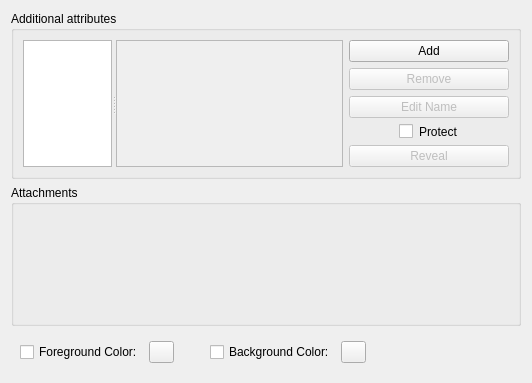
This is src/gui/entry/EditEntryWidgetAdvanced.ui in keepassxreboot/keepassxc as Qt 5 draws it before an edit. The edited form follows.
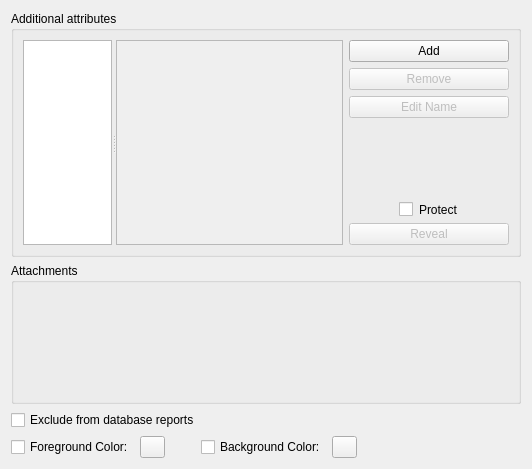
This is the edited form. Custom widgets are drawn as their Qt base class.

Commit message:
Reports: Add "Known Bad" flag for entries
* Fixes #4168

* Introduce a custom data element stored with an entry to indicate that it is a "Known Bad" entry. This flag causes database reports to skip these entries.
* The current number of known bad entries is displayed in the statistics report.
* Add context menu to reports to easily exclude entries.

```diff
--- a/src/gui/entry/EditEntryWidgetAdvanced.ui
+++ b/src/gui/entry/EditEntryWidgetAdvanced.ui
@@ -7,7 +7,7 @@
     <x>0</x>
     <y>0</y>
     <width>532</width>
-    <height>374</height>
+    <height>469</height>
    </rect>
   </property>
   <layout class="QVBoxLayout" name="verticalLayout">
@@ -174,9 +174,31 @@
      </layout>
     </widget>
    </item>
+   <item>
+    <widget class="QCheckBox" name="knownBadCheckBox">
+     <property name="toolTip">
+      <string>&lt;html&gt;&lt;head/&gt;&lt;body&gt;&lt;p&gt;If checked, the entry will not appear in reports like Health Check and HIBP even if it doesn't match the quality requirements (e. g. password entropy or re-use). You can set the check mark if the password is beyond your control (e. g. if it needs to be a four-digit PIN) to prevent it from cluttering the reports.&lt;/p&gt;&lt;/body&gt;&lt;/html&gt;</string>
+     </property>
+     <property name="text">
+      <string>Exclude from database reports</string>
+     </property>
+    </widget>
+   </item>
    <item>
     <widget class="QWidget" name="colorsBox" native="true">
      <layout class="QHBoxLayout" name="horizontalLayout_4">
+      <property name="leftMargin">
+       <number>0</number>
+      </property>
+      <property name="topMargin">
+       <number>0</number>
+      </property>
+      <property name="rightMargin">
+       <number>0</number>
+      </property>
+      <property name="bottomMargin">
+       <number>0</number>
+      </property>
       <item>
        <widget class="QCheckBox" name="fgColorCheckBox">
         <property name="text">
```
Left out of the diff: 1 changed line with no effect on the pictures. The commit also changes 19 other files.
